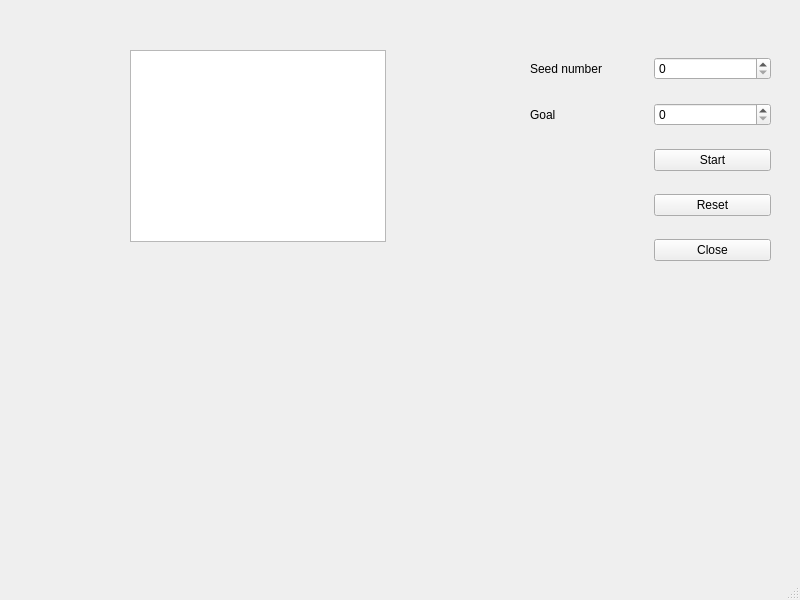
Old version of the form student/12/numbers_gui/mainwindow.ui in the repository teanre/programming-2-projects.
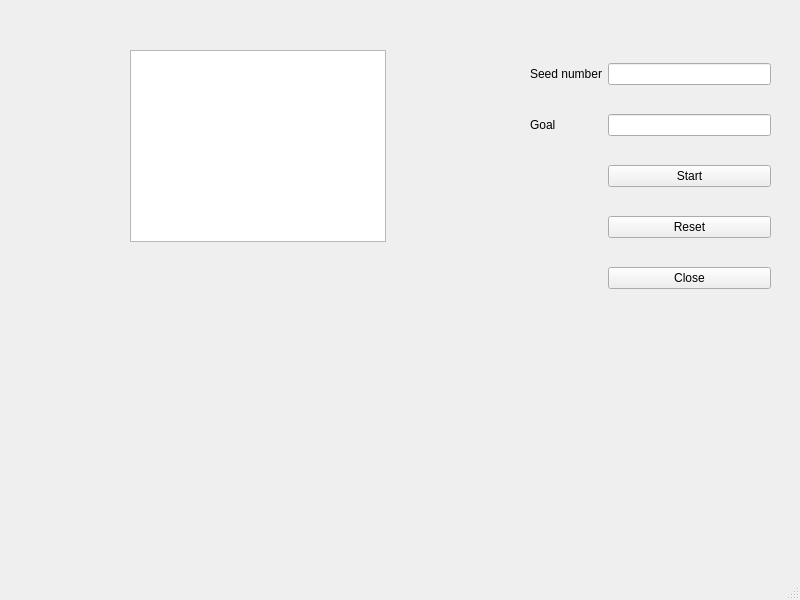
New version of the form.

Commit message: asking for seed number and filling the board also graphically works

What changed in the file:
```diff
--- a/student/12/numbers_gui/mainwindow.ui
+++ b/student/12/numbers_gui/mainwindow.ui
@@ -20,7 +20,7 @@
       <x>530</x>
       <y>40</y>
       <width>241</width>
-      <height>241</height>
+      <height>276</height>
      </rect>
     </property>
     <layout class="QGridLayout" name="gridLayout">
@@ -38,12 +38,6 @@
        </property>
       </widget>
      </item>
-     <item row="1" column="1">
-      <widget class="QSpinBox" name="seedNumberBox"/>
-     </item>
-     <item row="3" column="1">
-      <widget class="QSpinBox" name="goalNumberBox"/>
-     </item>
      <item row="5" column="1">
       <widget class="QPushButton" name="pushButton_2">
        <property name="text">
@@ -65,6 +59,12 @@
        </property>
       </widget>
      </item>
+     <item row="1" column="1">
+      <widget class="QLineEdit" name="seedLine"/>
+     </item>
+     <item row="3" column="1">
+      <widget class="QLineEdit" name="goalLine"/>
+     </item>
     </layout>
    </widget>
    <widget class="QGraphicsView" name="graphicsView">
```
Left out of the diff: 23 changed lines with no effect on the pictures. The commit also changes 5 other files.
